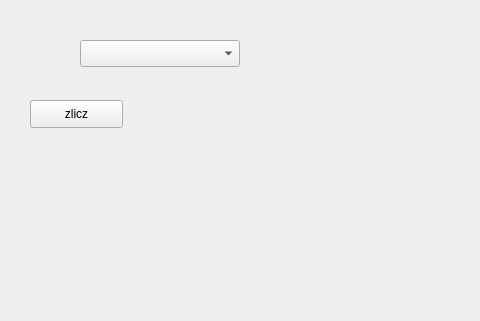
First picture: the form in wtyczka_projekt_3/wtyczka_projekt_3_dialog_base.ui, repository Sawoboh/Informatyka_Projekt_2, before the edit; both pictures show x 0 to 480 and y 0 to 321 of the 646 by 458 pixel window.
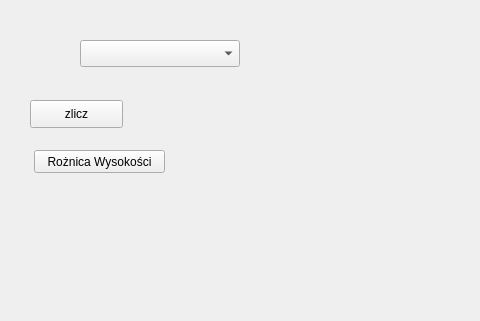
Second picture: the form after the edit. Custom widgets are drawn as their Qt base class.

What changed in the file:
```diff
--- a/wtyczka_projekt_3/wtyczka_projekt_3_dialog_base.ui
+++ b/wtyczka_projekt_3/wtyczka_projekt_3_dialog_base.ui
@@ -65,6 +65,19 @@
     </rect>
    </property>
   </widget>
+  <widget class="QPushButton" name="roznica_wysokosci">
+   <property name="geometry">
+    <rect>
+     <x>34</x>
+     <y>150</y>
+     <width>131</width>
+     <height>23</height>
+    </rect>
+   </property>
+   <property name="text">
+    <string>Rożnica Wysokości</string>
+   </property>
+  </widget>
  </widget>
  <customwidgets>
   <customwidget>
```
Left out of the diff: 2 changed lines with no effect on the pictures.
